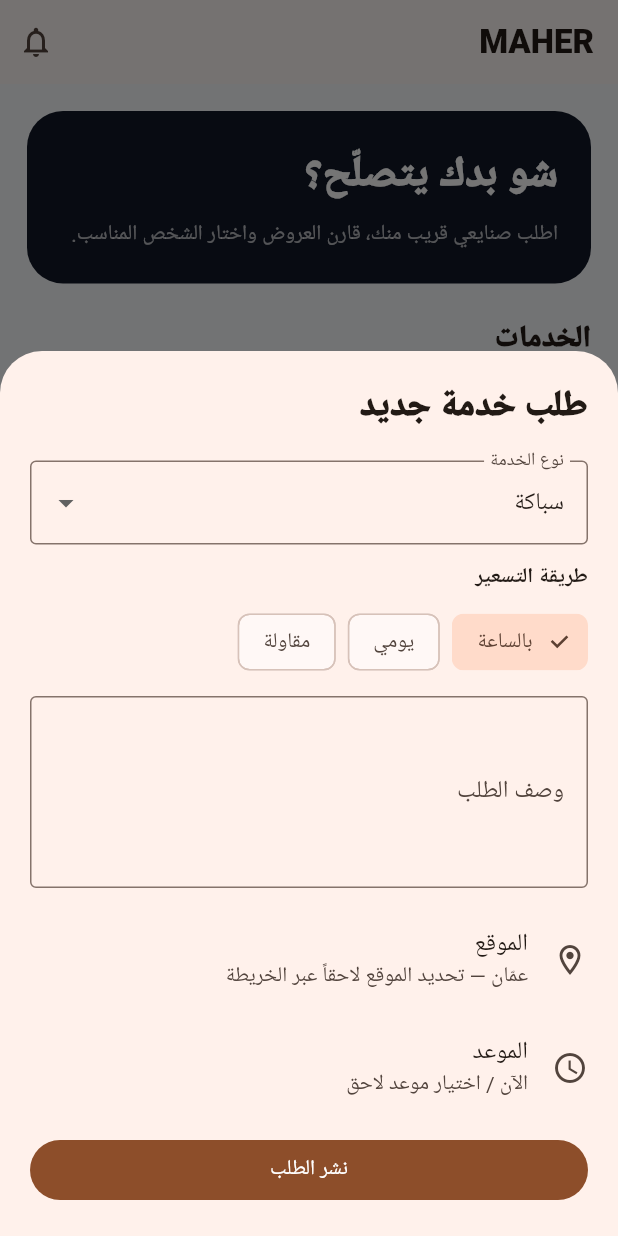
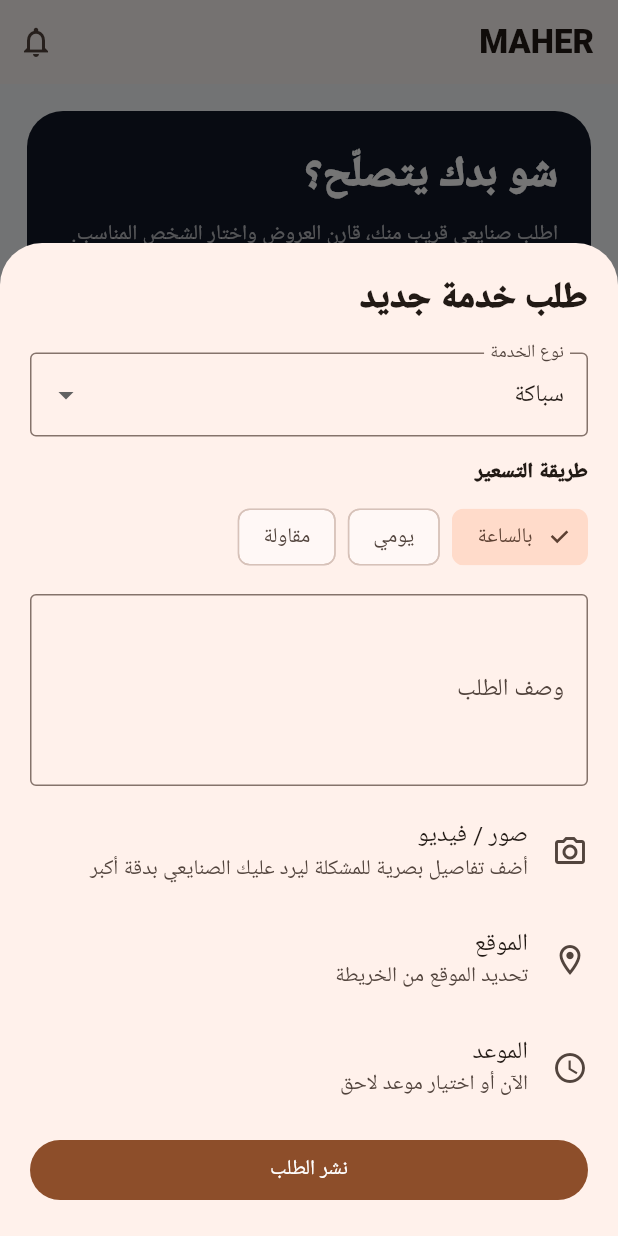
Before and after one commit to jadyounis/maher-app, a Flutter app: the screen it shows after launch, after a tap on "اطلب خدمة", on a phone screen of 412 x 824 dp. Run offline on Flutter 3.47's test engine with Material 3 defaults, Android fonts, the phone set to English and light mode, and no system bars; Roboto replaces fonts that are missing (Arial).

Commit message:
Fix customer build and expand service request UX

```diff
--- a/customer_app/lib/main.dart
+++ b/customer_app/lib/main.dart
@@ -12,14 +12,20 @@ class CustomerApp extends StatelessWidget {
   Widget build(BuildContext context) => MaterialApp(
         debugShowCheckedModeBanner: false,
         title: 'MAHER | العميل',
-        theme: ThemeData(useMaterial3: true, colorSchemeSeed: orange, scaffoldBackgroundColor: bg, fontFamily: 'Arial'),
+        theme: ThemeData(
+          useMaterial3: true,
+          colorSchemeSeed: orange,
+          scaffoldBackgroundColor: bg,
+          fontFamily: 'Arial',
+        ),
         home: const CustomerHome(),
       );
 }
 
 class CustomerHome extends StatefulWidget {
   const CustomerHome({super.key});
-  @override State<CustomerHome> createState() => _CustomerHomeState();
+  @override
+  State<CustomerHome> createState() => _CustomerHomeState();
 }
 
 class _CustomerHomeState extends State<CustomerHome> {
@@ -29,51 +35,289 @@ class _CustomerHomeState extends State<CustomerHome> {
   String status = 'لا يوجد طلب';
   final desc = TextEditingController();
 
-  final services = ['سباكة','كهرباء','تكييف','دهان','نجارة','تنظيف','نقل وتركيب','تقنية','صيانة عامة'];
+  final services = const [
+    'سباكة', 'كهرباء', 'تكييف', 'دهان', 'نجارة', 'تنظيف',
+    'نقل وتركيب', 'تقنية', 'صيانة عامة', 'زجاج وألمنيوم', 'تصليح سيارات', 'تصوير',
+  ];
 
-  @override void dispose() { desc.dispose(); super.dispose(); }
+  @override
+  void dispose() {
+    desc.dispose();
+    super.dispose();
+  }
 
   void createRequest() {
-    showModalBottomSheet(context: context, isScrollControlled: true, builder: (_) => StatefulBuilder(builder: (context, setSheet) {
-      return Directionality(textDirection: TextDirection.rtl, child: Padding(
-        padding: EdgeInsets.fromLTRB(20,20,20,20 + MediaQuery.of(context).viewInsets.bottom),
-        child: SingleChildScrollView(child: Column(crossAxisAlignment: CrossAxisAlignment.start, children: [
-          const Text('طلب خدمة جديد', style: TextStyle(fontSize:24,fontWeight:FontWeight.w900)),
-          const SizedBox(height:18),
-          DropdownButtonFormField<String>(value: service, decoration: const InputDecoration(labelText:'نوع الخدمة',border:OutlineInputBorder()), items: services.map((s)=>DropdownMenuItem(value:s,child:Text(s))).toList(), onChanged:(v){if(v!=null)setSheet(()=>service=v);}),
-          const SizedBox(height:12),
-          const Text('طريقة التسعير',style:TextStyle(fontWeight:FontWeight.w800)),
-          const SizedBox(height:8),
-          Wrap(spacing:8, children:['بالساعة','يومي','مقاولة'].map((v)=>ChoiceChip(label:Text(v),selected:type==v,onSelected:(_)=>setSheet(()=>type=v))).toList()),
-          const SizedBox(height:12),
-          TextField(controller:desc,maxLines:4,decoration:const InputDecoration(labelText:'وصف الطلب',hintText:'مثلاً: بدي تركيب بسكليت/تصليح تسريب...',border:OutlineInputBorder())),
-          const SizedBox(height:12),
-          ListTile(contentPadding:EdgeInsets.zero,leading:const Icon(Icons.location_on_outlined),title:const Text('الموقع'),subtitle:const Text('عمّان — تحديد الموقع لاحقاً عبر الخريطة')),
-          ListTile(contentPadding:EdgeInsets.zero,leading:const Icon(Icons.schedule_outlined),title:const Text('الموعد'),subtitle:const Text('الآن / اختيار موعد لاحق')),
-          const SizedBox(height:8),
-          SizedBox(width:double.infinity,child:FilledButton(onPressed:(){setState(()=>status='بانتظار عروض الصنايعية');Navigator.pop(context);},child:const Text('نشر الطلب'))),
-        ]))));
-    }));
+    showModalBottomSheet(
+      context: context,
+      isScrollControlled: true,
+      builder: (_) => StatefulBuilder(
+        builder: (context, setSheet) => Directionality(
+          textDirection: TextDirection.rtl,
+          child: Padding(
+            padding: EdgeInsets.fromLTRB(
+              20, 20, 20, 20 + MediaQuery.of(context).viewInsets.bottom,
+            ),
+            child: SingleChildScrollView(
+              child: Column(
+                crossAxisAlignment: CrossAxisAlignment.start,
+                children: [
+                  const Text('طلب خدمة جديد', style: TextStyle(fontSize: 24, fontWeight: FontWeight.w900)),
+                  const SizedBox(height: 18),
+                  DropdownButtonFormField<String>(
+                    value: service,
+                    decoration: const InputDecoration(labelText: 'نوع الخدمة', border: OutlineInputBorder()),
+                    items: services.map((s) => DropdownMenuItem(value: s, child: Text(s))).toList(),
+                    onChanged: (v) { if (v != null) setSheet(() => service = v); },
+                  ),
+                  const SizedBox(height: 14),
+                  const Text('طريقة التسعير', style: TextStyle(fontWeight: FontWeight.w900)),
+                  const SizedBox(height: 8),
+                  Wrap(
+                    spacing: 8,
+                    children: ['بالساعة', 'يومي', 'مقاولة']
+                        .map((v) => ChoiceChip(
+                              label: Text(v),
+                              selected: type == v,
+                              onSelected: (_) => setSheet(() => type = v),
+                            ))
+                        .toList(),
+                  ),
+                  const SizedBox(height: 14),
+                  TextField(
+                    controller: desc,
+                    maxLines: 4,
+                    decoration: const InputDecoration(
+                      labelText: 'وصف الطلب',
+                      hintText: 'مثلاً: بدي تركيب بسكليت أو تصليح تسريب...',
+                      border: OutlineInputBorder(),
+                    ),
+                  ),
+                  const SizedBox(height: 8),
+                  ListTile(
+                    contentPadding: EdgeInsets.zero,
+                    leading: const Icon(Icons.photo_camera_outlined),
+                    title: const Text('صور / فيديو'),
+                    subtitle: const Text('أضف تفاصيل بصرية للمشكلة ليرد عليك الصنايعي بدقة أكبر'),
+                    onTap: () {},
+                  ),
+                  ListTile(
+                    contentPadding: EdgeInsets.zero,
+                    leading: const Icon(Icons.location_on_outlined),
+                    title: const Text('الموقع'),
+                    subtitle: const Text('تحديد الموقع من الخريطة'),
+                    onTap: () {},
+                  ),
+                  ListTile(
+                    contentPadding: EdgeInsets.zero,
+                    leading: const Icon(Icons.schedule_outlined),
+                    title: const Text('الموعد'),
+                    subtitle: const Text('الآن أو اختيار موعد لاحق'),
+                    onTap: () {},
+                  ),
+                  const SizedBox(height: 8),
+                  SizedBox(
+                    width: double.infinity,
+                    child: FilledButton(
+                      onPressed: () {
+                        setState(() => status = 'بانتظار عروض الصنايعية');
+                        Navigator.pop(context);
+                      },
+                      child: const Text('نشر الطلب'),
+                    ),
+                  ),
+                ],
+              ),
+            ),
+          ),
+        ),
+      ),
+    );
   }
 
-  void showOffers() => showModalBottomSheet(context:context,builder:(_)=>Directionality(textDirection:TextDirection.rtl,child:SafeArea(child:ListView(padding:const EdgeInsets.all(18),children:[
-    const Text('العروض المستلمة',style:TextStyle(fontSize:24,fontWeight:FontWeight.w900)),const SizedBox(height:12),
-    offer('محمد العجارمة','4.9','25 د.أ','128 طلب مكتمل'),offer('أحمد الخطيب','4.8','20 د.أ','94 طلب مكتمل'),offer('يزن حداد','4.7','30 د.أ','76 طلب مكتمل'),
-  ]))));
+  void showOffers() {
+    showModalBottomSheet(
+      context: context,
+      isScrollControlled: true,
+      builder: (_) => Directionality(
+        textDirection: TextDirection.rtl,
+        child: SafeArea(
+          child: ListView(
+            padding: const EdgeInsets.all(18),
+            children: [
+              const Text('العروض المستلمة', style: TextStyle(fontSize: 24, fontWeight: FontWeight.w900)),
+              const SizedBox(height: 8),
+              const Text('قارن السعر والتقييم والخبرة قبل الاختيار.'),
+              const SizedBox(height: 12),
+              offer('محمد العجارمة', '4.9', '25 د.أ', '128 طلب مكتمل'),
+              offer('أحمد الخطيب', '4.8', '20 د.أ', '94 طلب مكتمل'),
+              offer('يزن حداد', '4.7', '30 د.أ', '76 طلب مكتمل'),
+            ],
+          ),
+        ),
+      ),
+    );
+  }
 
-  Widget offer(String name,String rating,String price,String jobs)=>Card(child:ListTile(isThreeLine:true,leading:const CircleAvatar(child:Icon(Icons.person)),title:Text(name,style:const TextStyle(fontWeight:FontWeight.w900)),subtitle:Text('★ $rating  •  $jobs\nمحترف موثّق  •  سباكة'),trailing:FilledButton(onPressed:(){setState(()=>status='تم اختيار $name — بانتظار الوصول');Navigator.pop(context);},child:const Text('اختيار'))));
+  Widget offer(String name, String rating, String price, String jobs) => Card(
+        child: Padding(
+          padding: const EdgeInsets.all(10),
+          child: Column(
+            children: [
+              ListTile(
+                contentPadding: EdgeInsets.zero,
+                leading: const CircleAvatar(child: Icon(Icons.person)),
+                title: Text(name, style: const TextStyle(fontWeight: FontWeight.w900)),
+                subtitle: Text('★ $rating  •  $jobs\nمحترف موثّق  •  $service'),
+              ),
+              Row(
+                children: [
+                  Expanded(
+                    child: Text(price, style: const TextStyle(fontSize: 20, fontWeight: FontWeight.w900)),
+                  ),
+                  OutlinedButton(onPressed: () {}, child: const Text('الملف')),
+                  const SizedBox(width: 8),
+                  FilledButton(
+                    onPressed: () {
+                      setState(() => status = 'تم اختيار $name — بانتظار الوصول');
+                      Navigator.pop(context);
+                    },
+                    child: const Text('اختيار'),
+                  ),
+                ],
+              ),
+            ],
+          ),
+        ),
+      );
 
-  Widget home() => ListView(padding:const EdgeInsets.all(18),children:[
-    Container(padding:const EdgeInsets.all(22),decoration:BoxDecoration(color:navy,borderRadius:BorderRadius.circular(24)),child:const Column(crossAxisAlignment:CrossAxisAlignment.start,children:[Text('شو بدك يتصلّح؟',style:TextStyle(color:Colors.white,fontSize:28,fontWeight:FontWeight.w900)),SizedBox(height:8),Text('اطلب صنايعي قريب منك، قارن العروض واختار الشخص المناسب.',style:TextStyle(color:Colors.white70,height:1.5))])),
-    const SizedBox(height:22),const Text('الخدمات',style:TextStyle(fontSize:20,fontWeight:FontWeight.w900)),const SizedBox(height:12),
-    GridView.builder(shrinkWrap:true,physics:const NeverScrollableScrollPhysics(),itemCount:services.length,gridDelegate:const SliverGridDelegateWithFixedCrossAxisCount(crossAxisCount:3,crossAxisSpacing:8,mainAxisSpacing:8,childAspectRatio:1.05),itemBuilder:(_,i)=>Card(child:InkWell(onTap:(){service=services[i];createRequest();},borderRadius:BorderRadius.circular(14),child:Center(child:Text(services[i],textAlign:TextAlign.center,style:const TextStyle(fontWeight:FontWeight.w800))))))),
-    const SizedBox(height:18),
-    if(status!='لا يوجد طلب') Card(child:ListTile(title:const Text('طلبك الحالي',style:TextStyle(fontWeight:FontWeight.w900)),subtitle:Text('$service • $type\n$status'),isThreeLine:true,trailing:status.contains('بانتظار')?TextButton(onPressed:showOffers,child:const Text('العروض')):const Icon(Icons.chevron_left))),
-  ]);
+  Widget home() => ListView(
+        padding: const EdgeInsets.all(18),
+        children: [
+          Container(
+            padding: const EdgeInsets.all(22),
+            decoration: BoxDecoration(color: navy, borderRadius: BorderRadius.circular(24)),
+            child: const Column(
+              crossAxisAlignment: CrossAxisAlignment.start,
+              children: [
+                Text('شو بدك يتصلّح؟', style: TextStyle(color: Colors.white, fontSize: 28, fontWeight: FontWeight.w900)),
+                SizedBox(height: 8),
+                Text('اطلب صنايعي قريب منك، قارن العروض واختار الشخص المناسب.', style: TextStyle(color: Colors.white70, height: 1.5)),
+              ],
+            ),
+          ),
+          const SizedBox(height: 22),
+          const Text('الخدمات', style: TextStyle(fontSize: 20, fontWeight: FontWeight.w900)),
+          const SizedBox(height: 12),
+          GridView.builder(
+            shrinkWrap: true,
+            physics: const NeverScrollableScrollPhysics(),
+            itemCount: services.length,
+            gridDelegate: const SliverGridDelegateWithFixedCrossAxisCount(
+              crossAxisCount: 3,
+              crossAxisSpacing: 8,
+              mainAxisSpacing: 8,
+              childAspectRatio: 1.05,
+            ),
+            itemBuilder: (_, i) => Card(
+              child: InkWell(
+                onTap: () {
+                  setState(() => service = services[i]);
+                  createRequest();
+                },
+                borderRadius: BorderRadius.circular(14),
+                child: Center(
+                  child: Padding(
+                    padding: const EdgeInsets.all(6),
+                    child: Text(services[i], textAlign: TextAlign.center, style: const TextStyle(fontWeight: FontWeight.w800)),
+                  ),
+                ),
+              ),
+            ),
+          ),
+          const SizedBox(height: 18),
+          if (status != 'لا يوجد طلب')
+            Card(
+              child: ListTile(
+                title: const Text('طلبك الحالي', style: TextStyle(fontWeight: FontWeight.w900)),
+                subtitle: Text('$service • $type\n$status'),
+                isThreeLine: true,
+                trailing: status.contains('بانتظار')
+                    ? TextButton(onPressed: showOffers, child: const Text('العروض'))
+                    : const Icon(Icons.chevron_left),
+              ),
+            ),
+          const SizedBox(height: 24),
+          const Text('ليش MAHER؟', style: TextStyle(fontSize: 20, fontWeight: FontWeight.w900)),
+          const SizedBox(height: 8),
+          const Card(child: ListTile(leading: Icon(Icons.verified_user_outlined), title: Text('صنايعية موثوقين'), subtitle: Text('تقييمات وأعمال سابقة وملف مهني واضح'))),
+          const Card(child: ListTile(leading: Icon(Icons.compare_arrows_outlined), title: Text('قارن قبل ما تختار'), subtitle: Text('السعر + التقييم + الخبرة + معرض الأعمال'))),
+          const Card(child: ListTile(leading: Icon(Icons.support_agent_outlined), title: Text('دعم ومتابعة'), subtitle: Text('الطلب له حالة وسجل واضح من البداية للنهاية'))),
+        ],
+      );
 
-  Widget requests() => ListView(padding:const EdgeInsets.all(18),children:[const Text('طلباتي',style:TextStyle(fontSize:26,fontWeight:FontWeight.w900)),const SizedBox(height:14),Card(child:ListTile(leading:const Icon(Icons.receipt_long),title:Text(status=='لا يوجد طلب'?'لا توجد طلبات':'$service — $type'),subtitle:Text(status),onTap:status.contains('بانتظار')?showOffers:null))]);
+  Widget requests() => ListView(
+        padding: const EdgeInsets.all(18),
+        children: [
+          const Text('طلباتي', style: TextStyle(fontSize: 26, fontWeight: FontWeight.w900)),
+          const SizedBox(height: 14),
+          Card(
+            child: ListTile(
+              leading: const Icon(Icons.receipt_long),
+              title: Text(status == 'لا يوجد طلب' ? 'لا توجد طلبات' : '$service — $type'),
+              subtitle: Text(status),
+              onTap: status.contains('بانتظار') ? showOffers : null,
+            ),
+          ),
+        ],
+      );
 
-  Widget profile() => ListView(padding:const EdgeInsets.all(18),children:[const Text('حسابي',style:TextStyle(fontSize:26,fontWeight:FontWeight.w900)),const SizedBox(height:14),const Card(child:ListTile(leading:CircleAvatar(child:Icon(Icons.person)),title:Text('حساب العميل'),subtitle:Text('رقم الهاتف موثّق • عمّان'))),const SizedBox(height:8),const Card(child:Column(children:[ListTile(leading:Icon(Icons.verified_user_outlined),title:Text('التحقق والخصوصية')),ListTile(leading:Icon(Icons.payment_outlined),title:Text('طرق الدفع')),ListTile(leading:Icon(Icons.support_agent_outlined),title:Text('الدعم والمساعدة'))]))]);
+  Widget profile() => ListView(
+        padding: const EdgeInsets.all(18),
+        children: [
+          const Text('حسابي', style: TextStyle(fontSize: 26, fontWeight: FontWeight.w900)),
+          const SizedBox(height: 14),
+          const Card(child: ListTile(leading: CircleAvatar(child: Icon(Icons.person)), title: Text('حساب العميل'), subtitle: Text('رقم الهاتف موثّق • عمّان'))),
+          const SizedBox(height: 8),
+          const Card(
+            child: Column(
+              children: [
+                ListTile(leading: Icon(Icons.verified_user_outlined), title: Text('التحقق والخصوصية')),
+                ListTile(leading: Icon(Icons.payment_outlined), title: Text('طرق الدفع')),
+                ListTile(leading: Icon(Icons.support_agent_outlined), title: Text('الدعم والمساعدة')),
+                ListTile(leading: Icon(Icons.report_problem_outlined), title: Text('بلاغ أو شكوى')),
+              ],
+            ),
+          ),
+        ],
+      );
 
-  @override Widget build(BuildContext context)=>Directionality(textDirection:TextDirection.rtl,child:Scaffold(appBar:AppBar(title:const Text('MAHER',style:TextStyle(fontWeight:FontWeight.w900)),actions:[IconButton(onPressed:(){},icon:const Icon(Icons.notifications_none))]),body:tab==0?home():tab==1?requests():profile(),bottomNavigationBar:NavigationBar(selectedIndex:tab,onDestinationSelected:(v)=>setState(()=>tab=v),destinations:const[NavigationDestination(icon:Icon(Icons.home_outlined),selectedIcon:Icon(Icons.home),label:'الرئيسية'),NavigationDestination(icon:Icon(Icons.assignment_outlined),selectedIcon:Icon(Icons.assignment),label:'طلباتي'),NavigationDestination(icon:Icon(Icons.person_outline),selectedIcon:Icon(Icons.person),label:'حسابي')]),floatingActionButton:tab==0?FloatingActionButton.extended(backgroundColor:orange,foregroundColor:Colors.white,onPressed:createRequest,icon:const Icon(Icons.add),label:const Text('اطلب خدمة')):null));
+  @override
+  Widget build(BuildContext context) => Directionality(
+        textDirection: TextDirection.rtl,
+        child: Scaffold(
+          appBar: AppBar(
+            title: const Text('MAHER', style: TextStyle(fontWeight: FontWeight.w900)),
+            actions: [IconButton(onPressed: () {}, icon: const Icon(Icons.notifications_none))],
+          ),
+          body: tab == 0 ? home() : tab == 1 ? requests() : profile(),
+          bottomNavigationBar: NavigationBar(
+            selectedIndex: tab,
+            onDestinationSelected: (v) => setState(() => tab = v),
+            destinations: const [
+              NavigationDestination(icon: Icon(Icons.home_outlined), selectedIcon: Icon(Icons.home), label: 'الرئيسية'),
+              NavigationDestination(icon: Icon(Icons.assignment_outlined), selectedIcon: Icon(Icons.assignment), label: 'طلباتي'),
+              NavigationDestination(icon: Icon(Icons.person_outline), selectedIcon: Icon(Icons.person), label: 'حسابي'),
+            ],
+          ),
+          floatingActionButton: tab == 0
+              ? FloatingActionButton.extended(
+                  backgroundColor: orange,
+                  foregroundColor: Colors.white,
+                  onPressed: createRequest,
+                  icon: const Icon(Icons.add),
+                  label: const Text('اطلب خدمة'),
+                )
+              : null,
+        ),
+      );
 }
```
